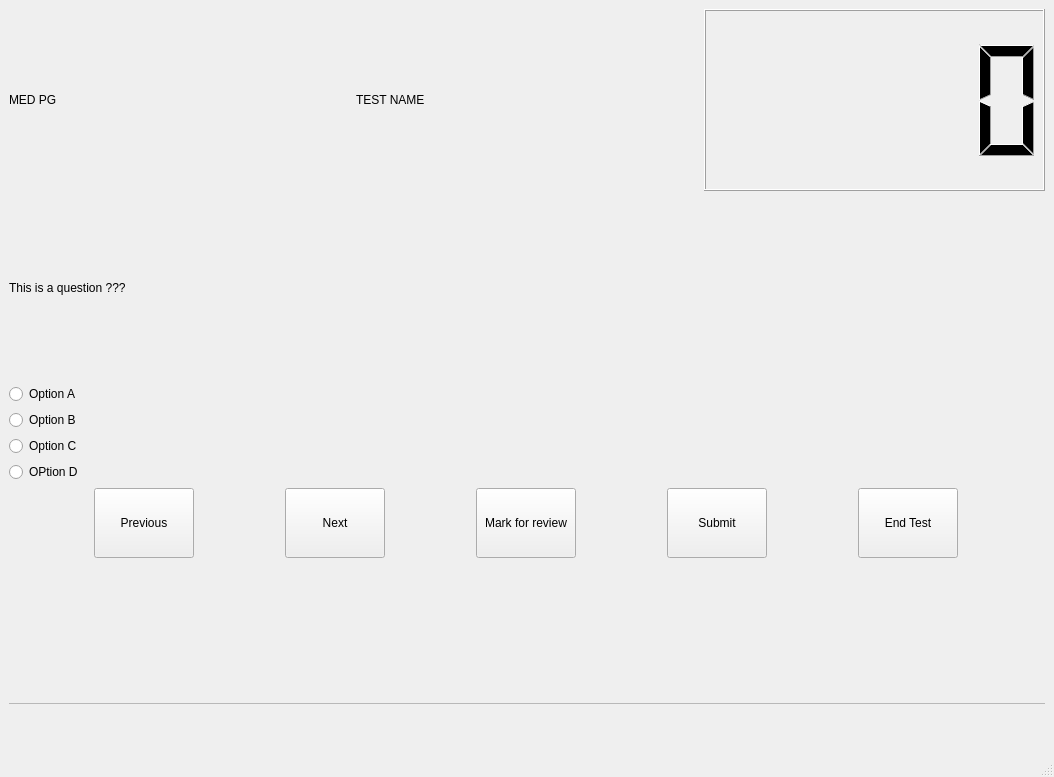
anilkunchalaece/pyQtGui, file orgLayout.ui: the form before one commit.
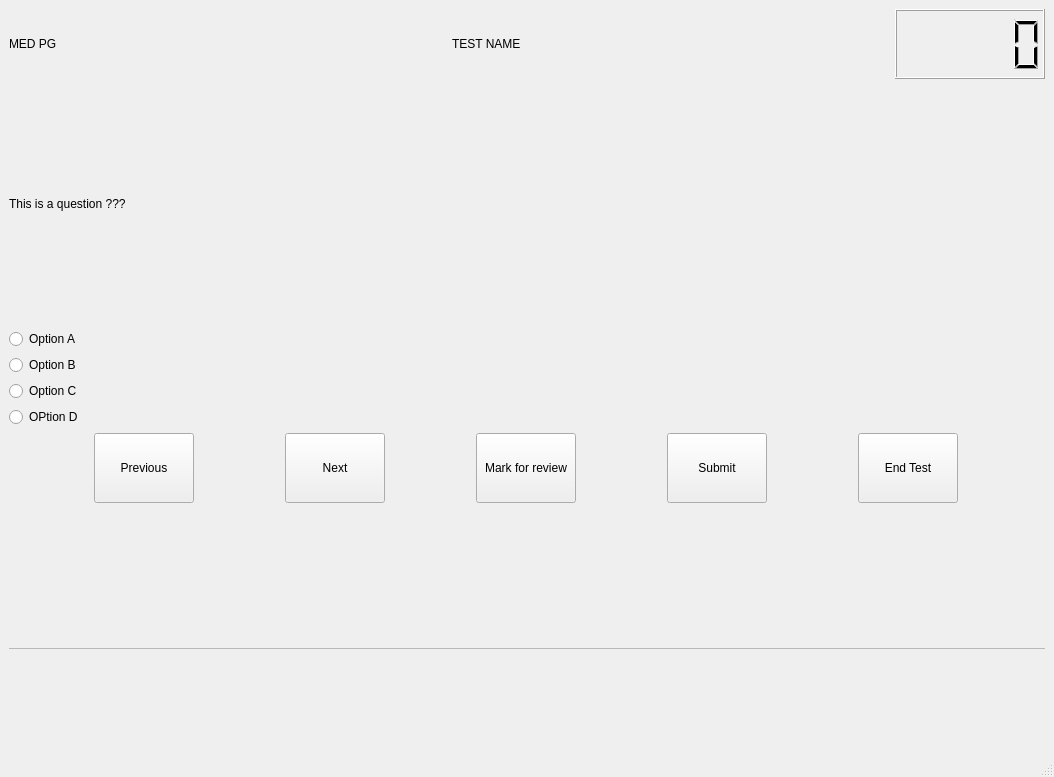
The form after the commit.

Diff of the .ui file:
```diff
--- a/orgLayout.ui
+++ b/orgLayout.ui
@@ -32,7 +32,14 @@
        </widget>
       </item>
       <item>
-       <widget class="QLCDNumber" name="lcdNumber"/>
+       <widget class="QLCDNumber" name="lcdNumber">
+        <property name="maximumSize">
+         <size>
+          <width>150</width>
+          <height>70</height>
+         </size>
+        </property>
+       </widget>
       </item>
      </layout>
     </item>
```
